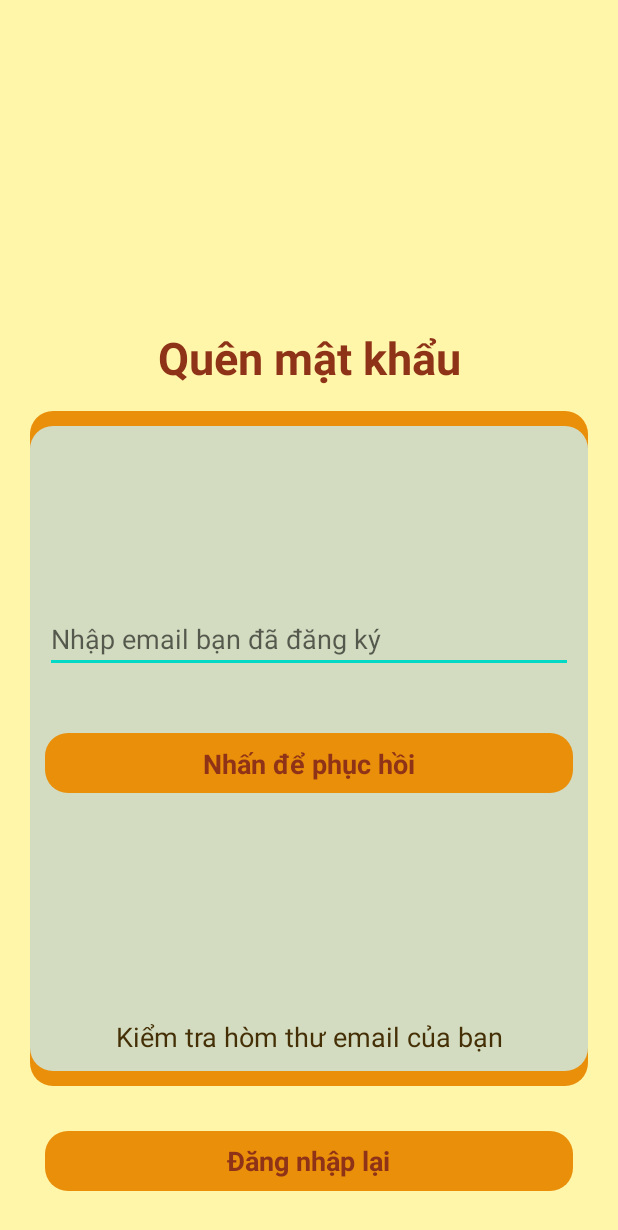
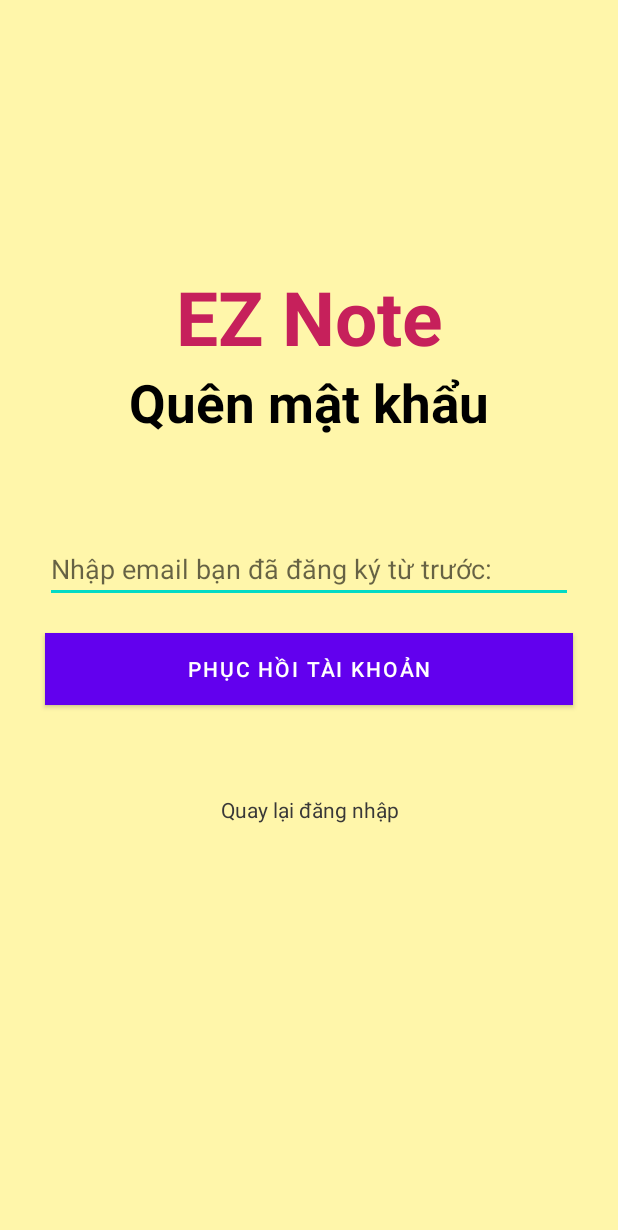
Before and after one commit to TVBinh19000399/EZNotes, an Android app: the ForgetPasswodActivity screen opened directly, with no data from a screen before it, on a phone screen of 412 x 824 dp. Shown: the top 1230 px of the screen. Run offline under Robolectric (Android 15) with nearby library versions, the phone set to English and light mode, and no system bars.

Commit message:
Update activity_forget_passwod.xml

```diff
--- a/app/src/main/res/layout/activity_forget_passwod.xml
+++ b/app/src/main/res/layout/activity_forget_passwod.xml
@@ -13,50 +13,33 @@
         android:layout_width="match_parent"
         android:layout_height="wrap_content"
 
-        android:layout_above="@+id/goto_screen_login"
-        android:layout_centerHorizontal="true"
-        android:layout_marginBottom="295dp"></RelativeLayout>
+        android:layout_centerInParent="true"></RelativeLayout>
 
-    <View
-        android:layout_width="match_parent"
-        android:layout_height="450dp"
-        android:layout_alignBottom="@+id/goto_screen_login"
-        android:layout_alignParentStart="true"
-        android:layout_alignParentEnd="true"
-        android:layout_marginStart="20dp"
-        android:layout_marginEnd="20dp"
-        android:layout_marginBottom="70dp"
-        android:background="@drawable/bg_orange"></View>
-
-    <View
-        android:layout_width="match_parent"
-        android:layout_height="430dp"
-        android:layout_alignBottom="@+id/goto_screen_login"
-        android:layout_alignParentStart="true"
-        android:layout_alignParentEnd="true"
-        android:layout_marginStart="20dp"
-        android:layout_marginEnd="20dp"
-        android:layout_marginBottom="80dp"
-        android:background="@drawable/bg_blu"></View>
     <LinearLayout
         android:layout_width="match_parent"
         android:layout_height="wrap_content"
+        android:layout_above="@+id/centernine3"
         android:layout_marginLeft="30dp"
         android:layout_marginRight="30dp"
-        android:layout_marginBottom="200dp"
-        android:orientation="vertical"
-        android:layout_above="@+id/centernine3"
+        android:layout_marginBottom="120dp"
+        android:orientation="vertical">
 
-        >
-
+        <TextView
+            android:layout_width="match_parent"
+            android:layout_height="wrap_content"
+            android:text="EZ Note"
+            android:textAlignment="center"
+            android:textColor="#C6205B"
+            android:textSize="50dp"
+            android:textStyle="bold"></TextView>
 
         <TextView
             android:layout_width="match_parent"
             android:layout_height="wrap_content"
             android:text="Quên mật khẩu"
             android:textAlignment="center"
-            android:textSize="30dp"
-            android:textColor="#8E3317"
+            android:textColor="@color/black"
+            android:textSize="35dp"
             android:textStyle="bold"></TextView>
 
     </LinearLayout>
@@ -69,68 +52,33 @@
         android:layout_marginLeft="30dp"
         android:layout_marginRight="30dp"
         android:layout_marginBottom="10dp"
-        android:hint="Nhập email bạn đã đăng ký">
+        android:hint="Nhập email bạn đã đăng ký từ trước:">
 
     </EditText>
 
-    <RelativeLayout
-
+    <Button
         android:id="@+id/phuchoi_password"
         android:layout_width="match_parent"
-        android:layout_height="40dp"
-        android:layout_below="@+id/quenmatkhau"
+        android:layout_height="wrap_content"
+        android:layout_below="@id/quenmatkhau"
         android:layout_marginLeft="30dp"
-        android:layout_marginTop="30dp"
 
+        android:layout_marginTop="10dp"
         android:layout_marginRight="30dp"
-        android:background="@drawable/bg_orange">
+        android:background="@color/black"
+        android:text="Phục hồi tài khoản"></Button>
 
-        <TextView
-            android:layout_width="wrap_content"
-            android:layout_height="wrap_content"
-            android:layout_centerHorizontal="true"
-            android:layout_marginTop="8dp"
-            android:text="Nhấn để phục hồi"
-            android:textColor="#8E3317"
-            android:textSize="18dp"
-            android:textStyle="bold">
-
-        </TextView>
-    </RelativeLayout>
-
-
-    <RelativeLayout
-
+    <TextView
         android:id="@+id/goto_screen_login"
         android:layout_width="match_parent"
-        android:layout_height="40dp"
-        android:layout_alignParentBottom="true"
-        android:layout_marginLeft="30dp"
-        android:layout_marginRight="30dp"
-        android:layout_marginBottom="30dp"
-        android:background="@drawable/bg_orange">
 
-        <TextView
-            android:layout_width="wrap_content"
-            android:layout_height="wrap_content"
-            android:layout_centerInParent="true"
-            android:layout_marginStart="8dp"
-            android:text="Đăng nhập lại"
-            android:textColor="#8E3317"
-            android:textSize="18sp"
-            android:textStyle="bold" />
-
-    </RelativeLayout>
-
-    <TextView
-        android:id="@+id/chuthich5"
-        android:layout_width="wrap_content"
         android:layout_height="wrap_content"
         android:layout_below="@+id/phuchoi_password"
-        android:layout_centerHorizontal="true"
-        android:layout_marginTop="150dp"
-        android:text="Kiểm tra hòm thư email của bạn"
+        android:layout_marginLeft="30dp"
+        android:layout_marginTop="60dp"
+        android:layout_marginRight="30dp"
+        android:text="Quay lại đăng nhập"
         android:textAlignment="center"
-        android:textColor="#442F06"
-        android:textSize="18dp"></TextView>
+        android:textColor="#393838"></TextView>
+
 </RelativeLayout>
```
